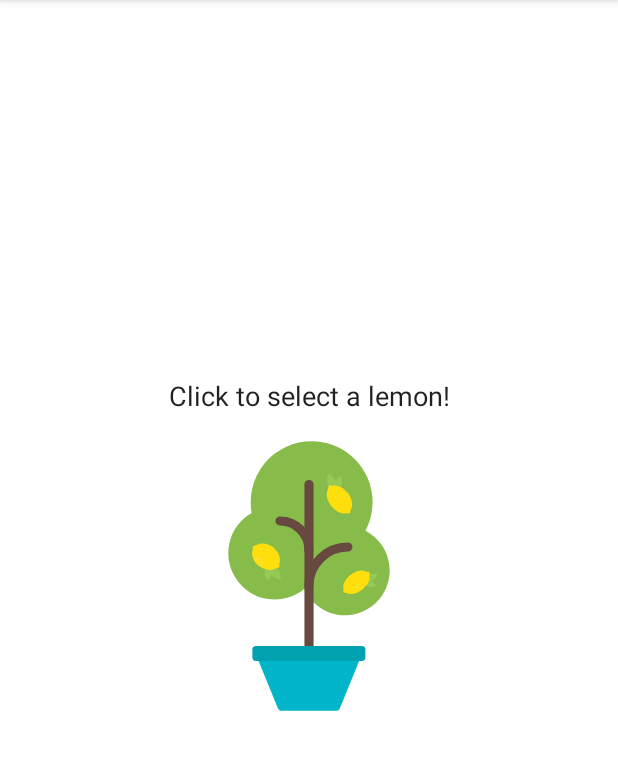
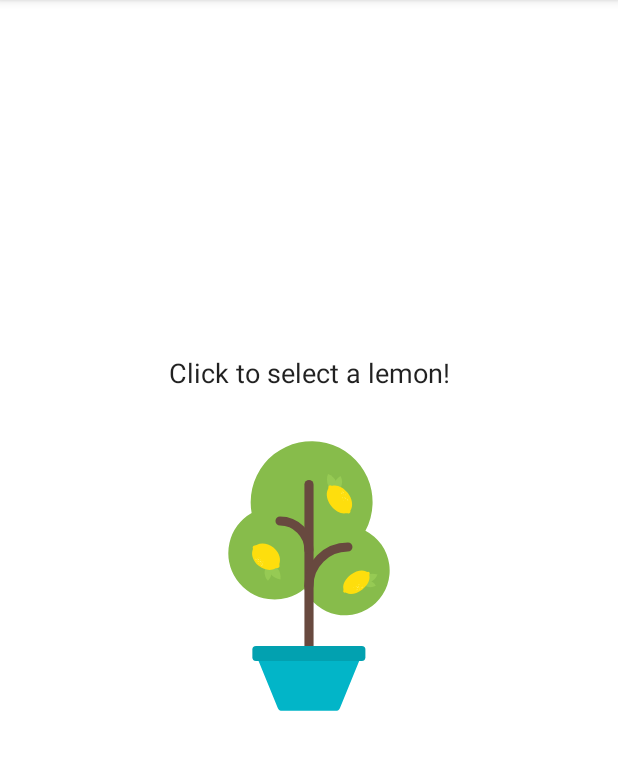
Before and after one commit to Taha-Adeel/Android-Apps, an Android app: the screen it shows after launch (MainActivity), on a phone screen of 412 x 824 dp, the part 84-854 px from its top. Run offline under Robolectric (Android 15) with nearby library versions, the phone set to English and light mode, and no system bars.

Commit message:
Implemented setViewElements()

```diff
--- a/app/src/main/java/com/example/lemonade/MainActivity.kt
+++ b/app/src/main/java/com/example/lemonade/MainActivity.kt
@@ -96,14 +96,6 @@ class MainActivity : AppCompatActivity() {
                 lemonSize = lemonTree.pick()
                 squeezeCount = 0
             }
-            SQUEEZE -> {
-                squeezeCount++;
-                lemonSize--;
-                if(lemonSize == 0){
-                    lemonadeState = DRINK
-                    squeezeCount = -1
-                }
-            }
             DRINK -> {
                 lemonadeState = RESTART
             }
@@ -120,14 +112,24 @@ class MainActivity : AppCompatActivity() {
      */
     private fun setViewElements() {
         val textAction: TextView = findViewById(R.id.text_action)
-        // TODO: set up a conditional that tracks the lemonadeState
-
-        // TODO: for each state, the textAction TextView should be set to the corresponding string from
-        //  the string resources file. The strings are named to match the state
-
-        // TODO: Additionally, for each state, the lemonImage should be set to the corresponding
-        //  drawable from the drawable resources. The drawables have the same names as the strings
-        //  but remember that they are drawables, not strings.
+        when(lemonadeState){
+            SELECT -> {
+                textAction.setText(R.string.lemon_select)
+                lemonImage?.setImageResource(R.drawable.lemon_tree)
+            }
+            SQUEEZE -> {
+                textAction.setText(R.string.lemon_squeeze)
+                lemonImage?.setImageResource(R.drawable.lemon_squeeze)
+            }
+            DRINK -> {
+                textAction.setText(R.string.lemon_drink)
+                lemonImage?.setImageResource(R.drawable.lemon_drink)
+            }
+            RESTART -> {
+                textAction.setText(R.string.lemon_empty_glass)
+                lemonImage?.setImageResource(R.drawable.lemon_restart)
+            }
+        }
     }
 
     /**
@@ -139,12 +141,21 @@ class MainActivity : AppCompatActivity() {
         if (lemonadeState != SQUEEZE) {
             return false
         }
+        squeezeCount++
+        lemonSize--
+
         val squeezeText = getString(R.string.squeeze_count, squeezeCount)
         Snackbar.make(
             findViewById(R.id.constraint_Layout),
             squeezeText,
             Snackbar.LENGTH_SHORT
         ).show()
+
+        if(lemonSize == 0){
+            lemonadeState = DRINK
+            squeezeCount = -1
+            setViewElements()
+        }
         return true
     }
 }
--- a/app/src/main/res/layout/activity_main.xml
+++ b/app/src/main/res/layout/activity_main.xml
@@ -27,13 +27,13 @@
         android:id="@+id/text_action"
         android:layout_width="wrap_content"
         android:layout_height="wrap_content"
-        android:layout_marginBottom="8dp"
+        android:layout_marginTop="236dp"
         android:text="@string/lemon_select"
         android:textAppearance="@style/TextAppearance.AppCompat.Body1"
         android:textSize="18sp"
-        app:layout_constraintBottom_toTopOf="@+id/imageView"
         app:layout_constraintEnd_toEndOf="parent"
-        app:layout_constraintStart_toStartOf="parent" />
+        app:layout_constraintStart_toStartOf="parent"
+        app:layout_constraintTop_toTopOf="parent" />
 
     <ImageView
         android:id="@+id/image_lemon_state"
@@ -50,8 +50,10 @@
         android:layout_height="wrap_content"
         app:layout_constraintBottom_toBottomOf="parent"
         app:layout_constraintEnd_toEndOf="parent"
+        app:layout_constraintHorizontal_bias="0.498"
         app:layout_constraintStart_toStartOf="parent"
         app:layout_constraintTop_toTopOf="parent"
-        app:srcCompat="@drawable/lemon_tree" />
+        app:layout_constraintVertical_bias="0.54"
+        tools:srcCompat="@drawable/lemon_tree" />
 
 </androidx.constraintlayout.widget.ConstraintLayout>
--- a/app/src/main/res/values/strings.xml
+++ b/app/src/main/res/values/strings.xml
@@ -16,7 +16,7 @@
 <resources>
     <string name="app_name">Lemonade</string>
     <string name="lemon_select">Click to select a lemon!</string>
-    <string name="lemon_squeeze">Click to juice the lemon!</string>
+    <string name="lemon_squeeze">Hold to juice the lemon!</string>
     <string name="lemon_drink">Click to drink your lemonade!</string>
     <string name="lemon_empty_glass">Click to start again!</string>
     <string name="squeeze_count">Squeeze count: %1$d, keep squeezing!</string>
```
Also changed, not shown: 2 other files.
